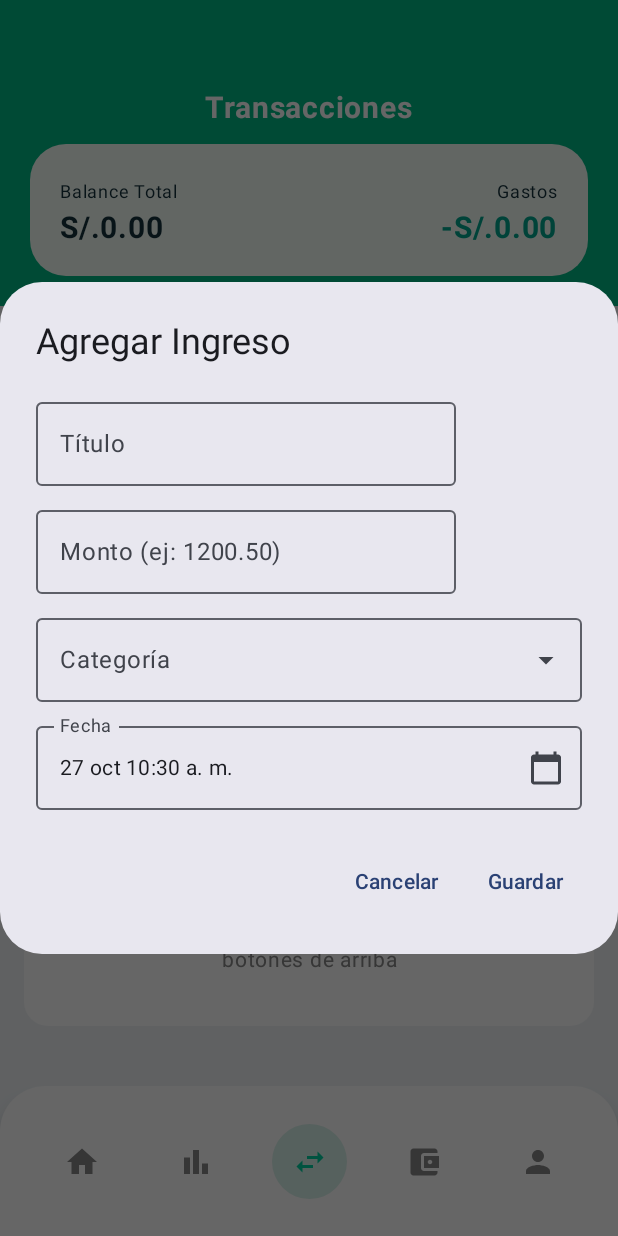
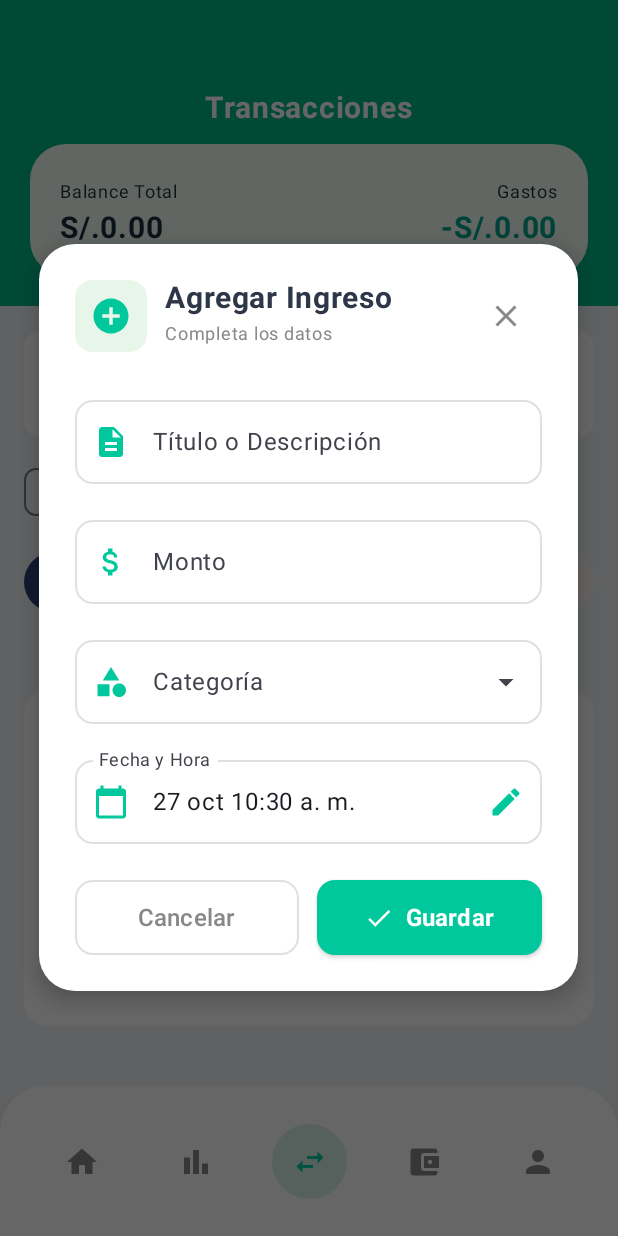
Before and after one commit to AdMu2838/Finper, an Android app built with Jetpack Compose: the TransactionsScreen screen opened through its navigation route, after a tap on "Agregar ingreso", on a phone screen of 412 x 824 dp. Run offline under Robolectric (Android 15) with nearby library versions, the phone set to English and light mode, and no system bars; our stand-ins replace Firebase (no records; nobody signed in at launch, a user with empty details on screens opened directly); 3 other taps on this screen came first.

Commit message:
mejora de los modal

```diff
--- /dev/null
+++ b/app/src/main/java/com/devgarden/finper/ui/features/transactions/NewTransactionDialog.kt
@@ -0,0 +1,479 @@
+package com.devgarden.finper.ui.features.transactions
+
+import android.app.DatePickerDialog
+import androidx.compose.animation.AnimatedVisibility
+import androidx.compose.animation.fadeIn
+import androidx.compose.animation.fadeOut
+import androidx.compose.animation.scaleIn
+import androidx.compose.animation.scaleOut
+import androidx.compose.foundation.background
+import androidx.compose.foundation.layout.*
+import androidx.compose.foundation.shape.RoundedCornerShape
+import androidx.compose.foundation.text.KeyboardOptions
+import androidx.compose.material.icons.Icons
+import androidx.compose.material.icons.filled.*
+import androidx.compose.material3.*
+import androidx.compose.runtime.*
+import androidx.compose.ui.Alignment
+import androidx.compose.ui.Modifier
+import androidx.compose.ui.draw.clip
+import androidx.compose.ui.graphics.Color
+import androidx.compose.ui.platform.LocalContext
+import androidx.compose.ui.text.font.FontWeight
+import androidx.compose.ui.text.input.KeyboardType
+import androidx.compose.ui.unit.dp
+import androidx.compose.ui.unit.sp
+import androidx.compose.ui.window.Dialog
+import androidx.compose.ui.window.DialogProperties
+import com.devgarden.finper.ui.theme.PrimaryGreen
+import com.devgarden.finper.utils.Constants
+import com.devgarden.finper.utils.FormatUtils
+import java.util.*
+
+/**
+ * Diálogo mejorado para crear nueva transacción.
+ *
+ * @param show Si el diálogo debe mostrarse
+ * @param isExpense Si es un gasto (true) o ingreso (false)
+ * @param titleValue Valor del título/descripción
+ * @param onTitleChange Callback cuando cambia el título
+ * @param amountValue Valor del monto
+ * @param onAmountChange Callback cuando cambia el monto
+ * @param categoryValue Categoría seleccionada
+ * @param onCategoryChange Callback cuando cambia la categoría
+ * @param dateValue Fecha seleccionada
+ * @param onDateChange Callback cuando cambia la fecha
+ * @param categories Lista de categorías disponibles
+ * @param categoriesLoading Si está cargando las categorías
+ * @param categoriesError Error al cargar categorías
+ * @param onDismiss Callback al cerrar el diálogo
+ * @param onSave Callback al guardar la transacción
+ */
+@Composable
+fun NewTransactionDialog(
+    show: Boolean,
+    isExpense: Boolean,
+    titleValue: String,
+    onTitleChange: (String) -> Unit,
+    amountValue: String,
+    onAmountChange: (String) -> Unit,
+    categoryValue: String,
+    onCategoryChange: (String) -> Unit,
+    dateValue: Date?,
+    onDateChange: (Date) -> Unit,
+    categories: List<String>,
+    categoriesLoading: Boolean,
+    categoriesError: String?,
+    onDismiss: () -> Unit,
+    onSave: () -> Unit
+) {
+    if (!show) return
+
+    val context = LocalContext.current
+    var showPicker by remember { mutableStateOf(false) }
+
+    if (showPicker) {
+        val cal = Calendar.getInstance().apply { time = dateValue ?: Date() }
+        DatePickerDialog(context, { _, year, month, dayOfMonth ->
+            val now = Calendar.getInstance()
+            val chosen = Calendar.getInstance().apply {
+                set(Calendar.YEAR, year)
+                set(Calendar.MONTH, month)
+                set(Calendar.DAY_OF_MONTH, dayOfMonth)
+                set(Calendar.HOUR_OF_DAY, now.get(Calendar.HOUR_OF_DAY))
+                set(Calendar.MINUTE, now.get(Calendar.MINUTE))
+                set(Calendar.SECOND, now.get(Calendar.SECOND))
+            }
+            onDateChange(chosen.time)
+            showPicker = false
+        }, cal.get(Calendar.YEAR), cal.get(Calendar.MONTH), cal.get(Calendar.DAY_OF_MONTH)).show()
+    }
+
+    Dialog(
+        onDismissRequest = onDismiss,
+        properties = DialogProperties(
+            dismissOnBackPress = true,
+            dismissOnClickOutside = true,
+            usePlatformDefaultWidth = false
+        )
+    ) {
+        AnimatedVisibility(
+            visible = show,
+            enter = fadeIn() + scaleIn(initialScale = 0.8f),
+            exit = fadeOut() + scaleOut(targetScale = 0.8f)
+        ) {
+            Card(
+                modifier = Modifier
+                    .fillMaxWidth(0.95f)
+                    .padding(16.dp),
+                shape = RoundedCornerShape(24.dp),
+                colors = CardDefaults.cardColors(containerColor = Color.White),
+                elevation = CardDefaults.cardElevation(8.dp)
+            ) {
+                Column(
+                    modifier = Modifier
+                        .fillMaxWidth()
+                        .padding(24.dp)
+                ) {
+                    // Encabezado con icono y título
+                    Row(
+                        modifier = Modifier.fillMaxWidth(),
+                        horizontalArrangement = Arrangement.SpaceBetween,
+                        verticalAlignment = Alignment.CenterVertically
+                    ) {
+                        Row(
+                            verticalAlignment = Alignment.CenterVertically,
+                            horizontalArrangement = Arrangement.spacedBy(12.dp)
+                        ) {
+                            Box(
+                                modifier = Modifier
+                                    .size(48.dp)
+                                    .clip(RoundedCornerShape(12.dp))
+                                    .background(
+                                        if (isExpense) Color(0xFFFFEBEE) else Color(0xFFE8F5E9)
+                                    ),
+                                contentAlignment = Alignment.Center
+                            ) {
+                                Icon(
+                                    imageVector = if (isExpense) Icons.Default.RemoveCircle else Icons.Default.AddCircle,
+                                    contentDescription = null,
+                                    tint = if (isExpense) Color(0xFFD32F2F) else PrimaryGreen,
+                                    modifier = Modifier.size(28.dp)
+                                )
+                            }
+
+                            Column {
+                                Text(
+                                    text = if (isExpense) "Agregar Gasto" else "Agregar Ingreso",
+                                    fontSize = 20.sp,
+                                    fontWeight = FontWeight.Bold,
+                                    color = Color(0xFF2D3748)
+                                )
+                                Text(
+                                    text = "Completa los datos",
+                                    fontSize = 12.sp,
+                                    color = Color.Gray
+                                )
+                            }
+                        }
+
+                        IconButton(onClick = onDismiss) {
+                            Icon(
+                                imageVector = Icons.Default.Close,
+                                contentDescription = "Cerrar",
+                                tint = Color.Gray
+                            )
+                        }
+                    }
+
+                    Spacer(modifier = Modifier.height(24.dp))
+
+                    // Campo de Título
+                    OutlinedTextField(
+                        value = titleValue,
+                        onValueChange = onTitleChange,
+                        label = { Text("Título o Descripción") },
+                        placeholder = { Text(if (isExpense) "Ej: Compras del supermercado" else "Ej: Salario mensual") },
+                        modifier = Modifier.fillMaxWidth(),
+                        singleLine = true,
+                        leadingIcon = {
+                            Icon(
+                                imageVector = Icons.Default.Description,
+                                contentDescription = null,
+                                tint = PrimaryGreen
+                            )
+                        },
+                        colors = OutlinedTextFieldDefaults.colors(
+                            focusedBorderColor = PrimaryGreen,
+                            unfocusedBorderColor = Color(0xFFE0E0E0),
+                            focusedLabelColor = PrimaryGreen,
+                            cursorColor = PrimaryGreen
+                        ),
+                        shape = RoundedCornerShape(12.dp)
+                    )
+
+                    Spacer(modifier = Modifier.height(16.dp))
+
+                    // Campo de Monto
+                    OutlinedTextField(
+                        value = amountValue,
+                        onValueChange = onAmountChange,
+                        label = { Text("Monto") },
+                        placeholder = { Text("0.00") },
+                        modifier = Modifier.fillMaxWidth(),
+                        singleLine = true,
+                        keyboardOptions = KeyboardOptions(keyboardType = KeyboardType.Decimal),
+                        leadingIcon = {
+                            Icon(
+                                imageVector = Icons.Default.AttachMoney,
+                                contentDescription = null,
+                                tint = if (isExpense) Color(0xFFD32F2F) else PrimaryGreen
+                            )
+                        },
+                        colors = OutlinedTextFieldDefaults.colors(
+                            focusedBorderColor = if (isExpense) Color(0xFFD32F2F) else PrimaryGreen,
+                            unfocusedBorderColor = Color(0xFFE0E0E0),
+                            focusedLabelColor = if (isExpense) Color(0xFFD32F2F) else PrimaryGreen,
+                            cursorColor = if (isExpense) Color(0xFFD32F2F) else PrimaryGreen
+                        ),
+                        shape = RoundedCornerShape(12.dp)
+                    )
+
+                    Spacer(modifier = Modifier.height(16.dp))
+
+                    // Campo de Categoría
+                    when {
+                        categoriesLoading -> {
+                            Box(
+                                modifier = Modifier
+                                    .fillMaxWidth()
+                                    .height(56.dp)
+                                    .clip(RoundedCornerShape(12.dp))
+                                    .background(Color(0xFFF5F5F5)),
+                                contentAlignment = Alignment.Center
+                            ) {
+                                Row(
+                                    verticalAlignment = Alignment.CenterVertically,
+                                    horizontalArrangement = Arrangement.spacedBy(8.dp)
+                                ) {
+                                    CircularProgressIndicator(
+                                        modifier = Modifier.size(20.dp),
+                                        strokeWidth = 2.dp,
+                                        color = PrimaryGreen
+                                    )
+                                    Text(
+                                        "Cargando categorías...",
+                                        color = Color.Gray,
+                                        fontSize = 14.sp
+                                    )
+                                }
+                            }
+                        }
+                        categoriesError != null -> {
+                            Box(
+                                modifier = Modifier
+                                    .fillMaxWidth()
+                                    .clip(RoundedCornerShape(12.dp))
+                                    .background(Color(0xFFFFEBEE))
+                                    .padding(12.dp)
+                            ) {
+                                Row(
+                                    verticalAlignment = Alignment.CenterVertically,
+                                    horizontalArrangement = Arrangement.spacedBy(8.dp)
+                                ) {
+                                    Icon(
+                                        imageVector = Icons.Default.Error,
+                                        contentDescription = null,
+                                        tint = Color(0xFFD32F2F),
+                                        modifier = Modifier.size(20.dp)
+                                    )
+                                    Text(
+                                        "Error al cargar categorías",
+                                        color = Color(0xFFD32F2F),
+                                        fontSize = 14.sp
+                                    )
+                                }
+                            }
+                        }
+                        else -> {
+                            CategoryDropdown(
+                                categories = categories,
+                                selected = categoryValue,
+                                onSelected = onCategoryChange
+                            )
+                        }
+                    }
+
+                    Spacer(modifier = Modifier.height(16.dp))
+
+                    // Campo de Fecha
+                    OutlinedTextField(
+                        value = dateValue?.let {
+                            "${FormatUtils.formatDateForDisplay(it)} ${FormatUtils.formatTimeForDisplay(it)}"
+                        } ?: "",
+                        onValueChange = {},
+                        readOnly = true,
+                        modifier = Modifier.fillMaxWidth(),
+                        label = { Text("Fecha y Hora") },
+                        leadingIcon = {
+                            Icon(
+                                imageVector = Icons.Default.CalendarToday,
+                                contentDescription = null,
+                                tint = PrimaryGreen
+                            )
+                        },
+                        trailingIcon = {
+                            IconButton(onClick = { showPicker = true }) {
+                                Icon(
+                                    imageVector = Icons.Default.Edit,
+                                    contentDescription = "Cambiar fecha",
+                                    tint = PrimaryGreen
+                                )
+                            }
+                        },
+                        colors = OutlinedTextFieldDefaults.colors(
+                            focusedBorderColor = PrimaryGreen,
+                            unfocusedBorderColor = Color(0xFFE0E0E0),
+                            focusedLabelColor = PrimaryGreen,
+                            disabledBorderColor = Color(0xFFE0E0E0),
+                            disabledTextColor = Color(0xFF2D3748)
+                        ),
+                        shape = RoundedCornerShape(12.dp)
+                    )
+
+                    Spacer(modifier = Modifier.height(24.dp))
+
+                    // Botones de acción
+                    Row(
+                        modifier = Modifier.fillMaxWidth(),
+                        horizontalArrangement = Arrangement.spacedBy(12.dp)
+                    ) {
+                        OutlinedButton(
+                            onClick = onDismiss,
+                            modifier = Modifier
+                                .weight(1f)
+                                .height(50.dp),
+                            shape = RoundedCornerShape(12.dp),
+                            colors = ButtonDefaults.outlinedButtonColors(
+                                contentColor = Color.Gray
+                            ),
+                            border = androidx.compose.foundation.BorderStroke(1.dp, Color(0xFFE0E0E0))
+                        ) {
+                            Text(
+                                "Cancelar",
+                                fontSize = 16.sp,
+                                fontWeight = FontWeight.Medium
+                            )
+                        }
+
+                        Button(
+                            onClick = onSave,
+                            modifier = Modifier
+                                .weight(1f)
+                                .height(50.dp),
+                            shape = RoundedCornerShape(12.dp),
+                            colors = ButtonDefaults.buttonColors(
+                                containerColor = if (isExpense) Color(0xFFD32F2F) else PrimaryGreen
+                            ),
+                            elevation = ButtonDefaults.buttonElevation(
+                                defaultElevation = 2.dp,
+                                pressedElevation = 4.dp
+                            )
+                        ) {
+                            Icon(
+                                imageVector = Icons.Default.Check,
+                                contentDescription = null,
+                                modifier = Modifier.size(20.dp)
+                            )
+                            Spacer(modifier = Modifier.width(8.dp))
+                            Text(
+                                "Guardar",
+                                fontSize = 16.sp,
+                                fontWeight = FontWeight.Bold
+                            )
+                        }
+                    }
+                }
+            }
+        }
+    }
+}
+
+/**
+ * Dropdown mejorado para seleccionar categoría.
+ */
+@OptIn(ExperimentalMaterial3Api::class)
+@Composable
+private fun CategoryDropdown(
+    categories: List<String>,
+    selected: String,
+    onSelected: (String) -> Unit,
+    modifier: Modifier = Modifier
+) {
+    var expanded by remember { mutableStateOf(false) }
+
+    ExposedDropdownMenuBox(
+        expanded = expanded,
+        onExpandedChange = { expanded = !expanded },
+        modifier = modifier
+    ) {
+        OutlinedTextField(
+            value = selected.ifBlank { "" },
+            onValueChange = { },
+            modifier = Modifier
+                .fillMaxWidth()
+                .menuAnchor(),
+            readOnly = true,
+            label = { Text("Categoría") },
+            placeholder = { Text("Selecciona una categoría") },
+            leadingIcon = {
+                Icon(
+                    imageVector = Icons.Default.Category,
+                    contentDescription = null,
+                    tint = PrimaryGreen
+                )
+            },
+            trailingIcon = {
+                ExposedDropdownMenuDefaults.TrailingIcon(expanded = expanded)
+            },
+            colors = OutlinedTextFieldDefaults.colors(
+                focusedBorderColor = PrimaryGreen,
+                unfocusedBorderColor = Color(0xFFE0E0E0),
+                focusedLabelColor = PrimaryGreen,
+                cursorColor = PrimaryGreen
+            ),
+            shape = RoundedCornerShape(12.dp)
+        )
+
+        ExposedDropdownMenu(
+            expanded = expanded,
+            onDismissRequest = { expanded = false }
+        ) {
+            if (categories.isEmpty()) {
+                DropdownMenuItem(
+                    text = {
+                        Row(
+                            verticalAlignment = Alignment.CenterVertically,
+                            horizontalArrangement = Arrangement.spacedBy(8.dp)
+                        ) {
+                            Icon(
+                                imageVector = Icons.Default.Label,
+                                contentDescription = null,
+                                tint = PrimaryGreen,
+                                modifier = Modifier.size(20.dp)
+                            )
+                            Text(Constants.Defaults.DEFAULT_CATEGORY)
+                        }
+                    },
+                    onClick = {
+                        onSelected(Constants.Defaults.DEFAULT_CATEGORY)
+                        expanded = false
+                    }
+                )
+            } else {
+                categories.forEach { category ->
+                    DropdownMenuItem(
+                        text = {
+                            Row(
+                                verticalAlignment = Alignment.CenterVertically,
+                                horizontalArrangement = Arrangement.spacedBy(8.dp)
+                            ) {
+                                Icon(
+                                    imageVector = Icons.Default.Label,
+                                    contentDescription = null,
+                                    tint = PrimaryGreen,
+                                    modifier = Modifier.size(20.dp)
+                                )
+                                Text(category)
+                            }
+                        },
+                        onClick = {
+                            onSelected(category)
+                            expanded = false
+                        }
+                    )
+                }
+            }
+        }
+    }
+}
--- a/app/src/main/java/com/devgarden/finper/ui/features/transactions/TransactionsScreen.kt
+++ b/app/src/main/java/com/devgarden/finper/ui/features/transactions/TransactionsScreen.kt
@@ -1,11 +1,9 @@
 @file:Suppress("unused")
 package com.devgarden.finper.ui.features.transactions
 
-import android.app.DatePickerDialog
 import androidx.compose.foundation.background
 import androidx.compose.foundation.layout.*
 import androidx.compose.foundation.lazy.LazyColumn
-import androidx.compose.foundation.lazy.items
 import androidx.compose.foundation.lazy.itemsIndexed
 import androidx.compose.foundation.shape.CircleShape
 import androidx.compose.foundation.shape.RoundedCornerShape
@@ -18,7 +16,6 @@ import androidx.compose.ui.Modifier
 import androidx.compose.ui.draw.clip
 import androidx.compose.ui.graphics.Color
 import androidx.compose.ui.graphics.vector.ImageVector
-import androidx.compose.ui.platform.LocalContext
 import androidx.compose.ui.text.font.FontWeight
 import androidx.compose.ui.text.style.TextAlign
 import androidx.compose.ui.unit.dp
@@ -397,117 +394,6 @@ private fun CategoryDropdown(
 }
 
 /**
- * Diálogo para crear nueva transacción.
- */
-@Composable
-private fun NewTransactionDialog(
-    show: Boolean,
-    isExpense: Boolean,
-    titleValue: String,
-    onTitleChange: (String) -> Unit,
-    amountValue: String,
-    onAmountChange: (String) -> Unit,
-    categoryValue: String,
-    onCategoryChange: (String) -> Unit,
-    dateValue: Date?,
-    onDateChange: (Date) -> Unit,
-    categories: List<String>,
-    categoriesLoading: Boolean,
-    categoriesError: String?,
-    onDismiss: () -> Unit,
-    onSave: () -> Unit
-) {
-    if (!show) return
-
-    val context = LocalContext.current
-    var showPicker by remember { mutableStateOf(false) }
-
-    if (showPicker) {
-        val cal = Calendar.getInstance().apply { time = dateValue ?: Date() }
-        DatePickerDialog(context, { _, year, month, dayOfMonth ->
-            val now = Calendar.getInstance()
-            val chosen = Calendar.getInstance().apply {
-                set(Calendar.YEAR, year)
-                set(Calendar.MONTH, month)
-                set(Calendar.DAY_OF_MONTH, dayOfMonth)
-                set(Calendar.HOUR_OF_DAY, now.get(Calendar.HOUR_OF_DAY))
-                set(Calendar.MINUTE, now.get(Calendar.MINUTE))
-                set(Calendar.SECOND, now.get(Calendar.SECOND))
-            }
-            onDateChange(chosen.time)
-            showPicker = false
-        }, cal.get(Calendar.YEAR), cal.get(Calendar.MONTH), cal.get(Calendar.DAY_OF_MONTH)).show()
-    }
-
-    AlertDialog(
-        onDismissRequest = onDismiss,
-        title = { Text(if (isExpense) "Agregar Gasto" else "Agregar Ingreso") },
-        text = {
-            Column {
-                OutlinedTextField(
-                    value = titleValue,
-                    onValueChange = onTitleChange,
-                    label = { Text("Título") }
-                )
-                Spacer(modifier = Modifier.height(8.dp))
-                OutlinedTextField(
-                    value = amountValue,
-                    onValueChange = onAmountChange,
-                    label = { Text("Monto (ej: 1200.50)") }
-                )
-                Spacer(modifier = Modifier.height(8.dp))
-
-                when {
-                    categoriesLoading -> {
-                        Row(verticalAlignment = Alignment.CenterVertically) {
-                            CircularProgressIndicator(modifier = Modifier.size(20.dp))
-                            Spacer(modifier = Modifier.width(8.dp))
-                            Text("Cargando categorías...")
-                        }
-                    }
-                    categoriesError != null -> {
-                        Text("Error cargando categorías: $categoriesError", color = Color.Red)
-                    }
-                    else -> {
-                        CategoryDropdown(
-                            categories = categories,
-                            selected = categoryValue,
-                            onSelected = onCategoryChange
-                        )
-                    }
-                }
-
-                Spacer(modifier = Modifier.height(8.dp))
-
-                OutlinedTextField(
-                    value = dateValue?.let {
-                        "${FormatUtils.formatDateForDisplay(it)} ${FormatUtils.formatTimeForDisplay(it)}"
-                    } ?: "",
-                    onValueChange = {},
-                    readOnly = true,
-                    modifier = Modifier.fillMaxWidth(),
-                    label = { Text("Fecha") },
-                    trailingIcon = {
-                        IconButton(onClick = { showPicker = true }) {
-                            Icon(
-                                imageVector = Icons.Default.CalendarToday,
-                                contentDescription = "Seleccionar fecha"
-                            )
-                        }
-                    }
-                )
-            }
-        },
-        confirmButton = {
-            TextButton(onClick = onSave) { Text("Guardar") }
-        },
-        dismissButton = {
-            TextButton(onClick = onDismiss) { Text("Cancelar") }
-        }
-    )
-}
-
-/**
  * Pantalla principal de transacciones.
  */
 @Composable
```
